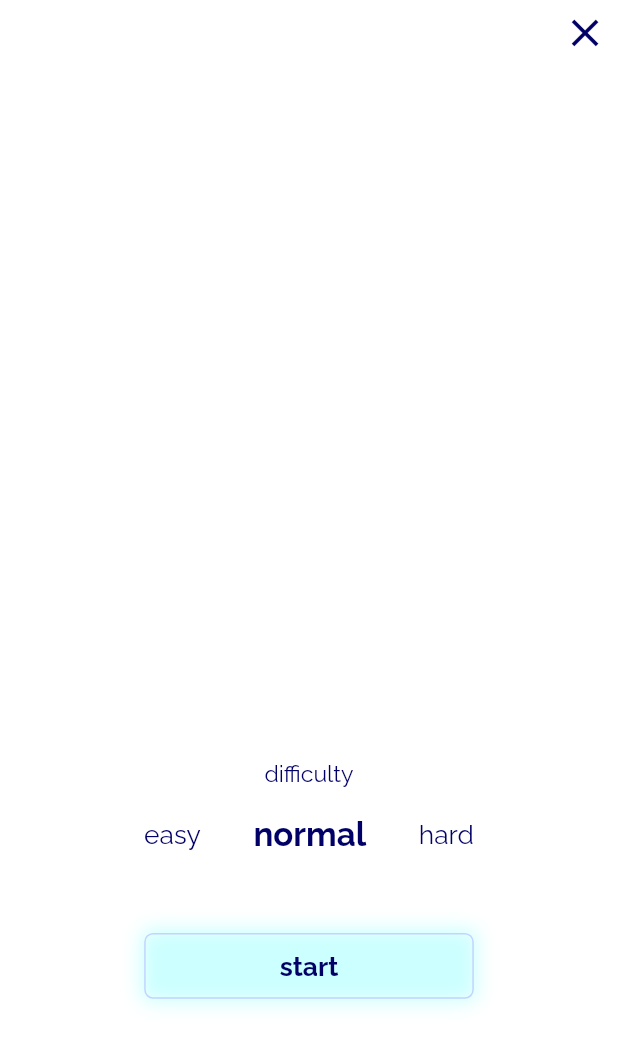
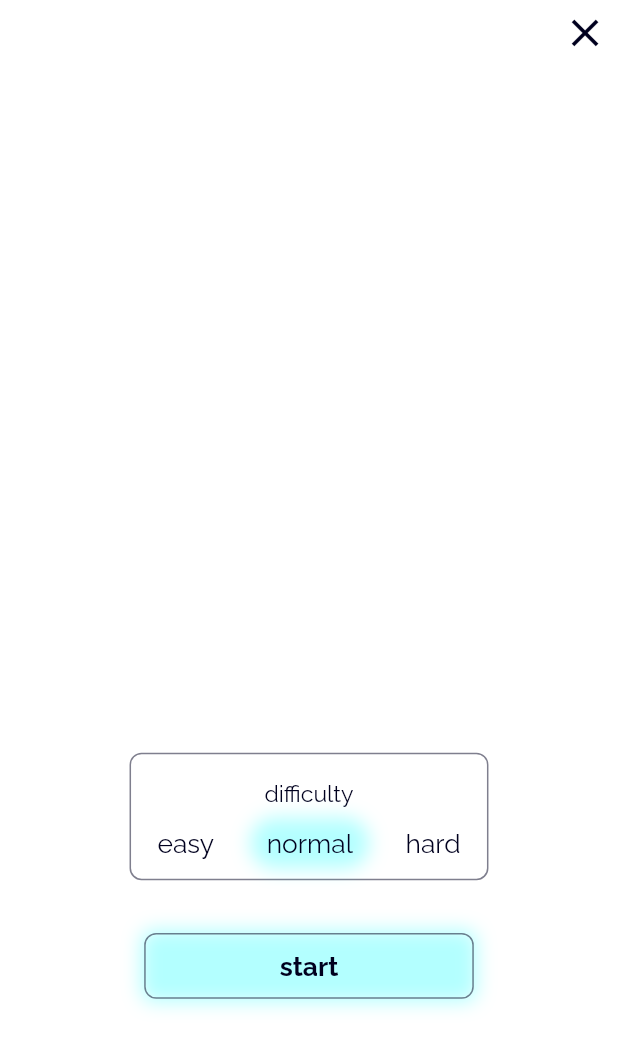
Before and after one commit to OlehRiepkin/stopat, a Flutter app: the screen it shows after launch, after a tap on "classic", on a phone screen of 412 x 824 dp. Shown: the top 1050 px of the screen. Run offline on Flutter 3.47's test engine with Material 2 defaults, Android fonts, the phone set to English and light mode, and no system bars; our stand-ins replace easy_localization, flutter_riverpod, logger, lottie, shared_preferences.

Commit message:
difficulty selector

```diff
--- a/lib/screens/setup_game.dart/difficlty_selector.dart
+++ /dev/null
@@ -1,65 +0,0 @@
-import 'package:flutter/material.dart';
-import 'package:stopat/providers/providers.dart';
-import 'package:stopat/theme/theme.dart';
-import 'package:stopat/utils/localization.dart';
-import 'package:stopat/utils/scale_helper/flutter_scale_helper.dart';
-import 'package:stopat/widgets/buttons/touchable.dart';
-
-class DifficultySelector extends ConsumerWidget {
-  const DifficultySelector({
-    super.key,
-  });
-
-  @override
-  Widget build(BuildContext context, WidgetRef ref) {
-    final settings = ref.watch(gameSettingsProvider);
-
-    final textColor = TCColors.of(context).buttonText;
-
-    final inactiveFontSize = 16.w(context);
-    final activeFontSize = 20.w(context);
-
-    return Column(
-      children: [
-        Text(
-          ls(LK.screen_setupGame_difficulty),
-          style: TextStyle(
-            color: textColor,
-            fontFamily: 'Raleway',
-            fontSize: 14.w(context),
-          ),
-        ),
-        Row(
-          mainAxisSize: MainAxisSize.min,
-          children: GameDifficulty.uiOrdered.map(
-            (difficulty) {
-              final isActive = settings.value?.difficulty == difficulty;
-              return Touchable(
-                props: TouchableProps(
-                  onTap: () {
-                    ref
-                        .read(gameSettingsProvider.notifier)
-                        .setDifficulty(difficulty);
-                  },
-                  child: Padding(
-                    padding: EdgeInsets.all(16.w(context)),
-                    child: Text(
-                      difficulty.displayTitle,
-                      style: TextStyle(
-                        color: textColor,
-                        fontFamily: 'Raleway',
-                        fontWeight:
-                            isActive ? FontWeight.w700 : FontWeight.w400,
-                        fontSize: isActive ? activeFontSize : inactiveFontSize,
-                      ),
-                    ),
-                  ),
-                ),
-              );
-            },
-          ).toList(),
-        ),
-      ],
-    );
-  }
-}
--- /dev/null
+++ b/lib/screens/setup_game.dart/difficulty_selector.dart
@@ -0,0 +1,97 @@
+import 'package:flutter/material.dart';
+import 'package:stopat/providers/providers.dart';
+import 'package:stopat/theme/theme.dart';
+import 'package:stopat/utils/localization.dart';
+import 'package:stopat/utils/scale_helper/flutter_scale_helper.dart';
+import 'package:stopat/widgets/buttons/touchable.dart';
+
+class DifficultySelector extends ConsumerWidget {
+  const DifficultySelector({
+    super.key,
+  });
+
+  @override
+  Widget build(BuildContext context, WidgetRef ref) {
+    final settings = ref.watch(gameSettingsProvider);
+
+    final colors = TCColors.of(context);
+
+    final textColor = colors.buttonText;
+
+    final activeFontSize = 16.w(context);
+    final inactiveFontSize = 16.w(context);
+
+    const activeFontWeight = FontWeight.w400;
+    const inactiveFontWeight = FontWeight.w400;
+
+    return Container(
+      decoration: BoxDecoration(
+        border: Border.all(
+          color: TCColors.of(context).buttonBorder,
+        ),
+        borderRadius: BorderRadius.circular(8),
+      ),
+      child: Column(
+        children: [
+          Padding(
+            padding: EdgeInsets.only(top: 16.w(context)),
+            child: Text(
+              ls(LK.screen_setupGame_difficulty),
+              style: TextStyle(
+                color: textColor,
+                fontFamily: 'Raleway',
+                fontSize: 14.w(context),
+              ),
+            ),
+          ),
+          Row(
+            mainAxisSize: MainAxisSize.min,
+            children: GameDifficulty.uiOrdered.map(
+              (difficulty) {
+                final isActive = settings.value?.difficulty == difficulty;
+                return Touchable(
+                  props: TouchableProps(
+                    onTap: () {
+                      ref
+                          .read(gameSettingsProvider.notifier)
+                          .setDifficulty(difficulty);
+                    },
+                    child: Padding(
+                      padding: EdgeInsets.all(8.w(context)),
+                      child: Container(
+                        decoration: BoxDecoration(
+                          boxShadow: isActive
+                              ? [
+                                  TCShadow.cyanShadow(context),
+                                ]
+                              : null,
+                              borderRadius: BorderRadius.circular(16),
+                        ),
+                        padding: EdgeInsets.symmetric(
+                          horizontal: 8.w(context),
+                          vertical: 4.w(context),
+                        ),
+                        child: Text(
+                          difficulty.displayTitle,
+                          style: TextStyle(
+                            color: textColor,
+                            fontFamily: 'Raleway',
+                            fontWeight: isActive
+                                ? activeFontWeight
+                                : inactiveFontWeight,
+                            fontSize:
+                                isActive ? activeFontSize : inactiveFontSize,
+                          ),
+                        ),
+                      ),
+                    ),
+                  ),
+                );
+              },
+            ).toList(),
+          ),
+        ],
+      ),
+    );
+  }
+}
--- a/lib/screens/setup_game.dart/screen.dart
+++ b/lib/screens/setup_game.dart/screen.dart
@@ -1,6 +1,6 @@
 import 'package:flutter/material.dart';
 import 'package:stopat/screens/game/screen.dart';
-import 'package:stopat/screens/setup_game.dart/difficlty_selector.dart';
+import 'package:stopat/screens/setup_game.dart/difficulty_selector.dart';
 import 'package:stopat/utils/localization.dart';
 import 'package:stopat/utils/scale_helper/flutter_scale_helper.dart';
 import 'package:stopat/widgets/bottom_spacer.dart';
--- /dev/null
+++ b/lib/theme/src/shadow.dart
@@ -0,0 +1,9 @@
+part of theme;
+
+abstract class TCShadow {
+  static BoxShadow cyanShadow(BuildContext context) => BoxShadow(
+        color: TCColors.of(context).buttonShadow,
+        blurRadius: 10,
+        spreadRadius: 2,
+      );
+}
--- a/lib/theme/src/theme_data/theme_data.dart
+++ b/lib/theme/src/theme_data/theme_data.dart
@@ -7,27 +7,22 @@ class AllColors {
   static const black = Color(0xFF000000);
 
   static const darkPrimary = Color(0xFF00001e);
-  static const cyan = Color(0xFF00ffff);
-
-  static const c0 = Color(0xFF000066);
-  static const c1 = Color(0xFF001247);
-  static const c2 = Color(0xFFbfcfff);
-  static const c3 = Color(0xFF809fff);
+  static const cyan = Color(0x4c00FFFF);
 }
 
 class AppThemeData {
   static ThemeData light() {
     return ThemeData.light().copyWith(
       extensions: <ThemeExtension<dynamic>>[
-        const TCColors(
-          buttonText: AllColors.c0,
-          buttonBorder: AllColors.c2,
+        TCColors(
+          buttonText: AllColors.darkPrimary,
+          buttonBorder: AllColors.darkPrimary.withOpacity(0.5),
           buttonShadow: AllColors.cyan,
-          frame: AllColors.c1,
-          iconButton: AllColors.c0,
+          frame: Colors.red,
+          iconButton: AllColors.darkPrimary,
         ),
       ],
-      scaffoldBackgroundColor: const Color(0xFFFFFFFF),
+      scaffoldBackgroundColor: AllColors.white,
     );
   }
 
@@ -38,7 +33,7 @@ class AppThemeData {
           buttonText: AllColors.white,
           buttonBorder: AllColors.white,
           buttonShadow: AllColors.cyan,
-          frame: AllColors.c3,
+          frame: Colors.red,
           iconButton: AllColors.white,
         ),
       ],
--- a/lib/theme/theme.dart
+++ b/lib/theme/theme.dart
@@ -4,3 +4,4 @@ import 'package:flutter/material.dart';
 
 part 'src/colors/colors.dart';
 part 'src/theme_data/theme_data.dart';
+part 'src/shadow.dart';
--- a/lib/widgets/buttons/tc_button.dart
+++ b/lib/widgets/buttons/tc_button.dart
@@ -31,15 +31,11 @@ class TCButton extends StatelessWidget {
           child: Container(
             decoration: BoxDecoration(
               border: Border.all(
-                color: TCColors.of(context).buttonBorder.withOpacity(0.9),
+                color: TCColors.of(context).buttonBorder,
               ),
-              borderRadius: BorderRadius.circular(6),
+              borderRadius: BorderRadius.circular(8),
               boxShadow: [
-                BoxShadow(
-                  color: TCColors.of(context).buttonShadow.withOpacity(0.2),
-                  blurRadius: 10,
-                  spreadRadius: 2,
-                ),
+                TCShadow.cyanShadow(context),
               ],
             ),
             child: Center(
```
